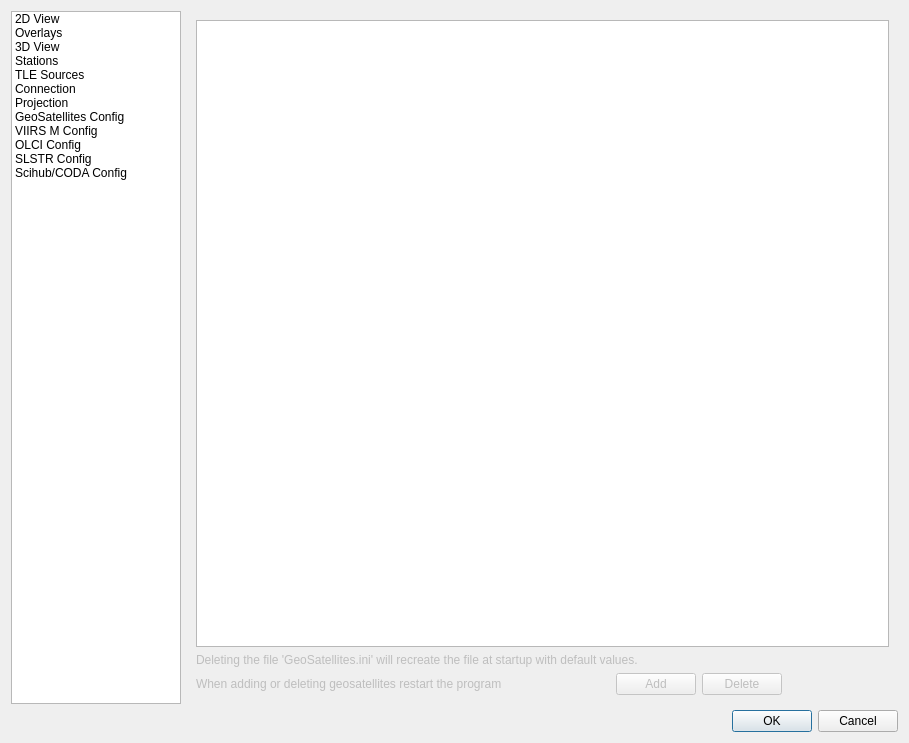
Above: core/dialogpreferences.ui from hvanruys/EUMETCastView before the change. Below: the same form after it.
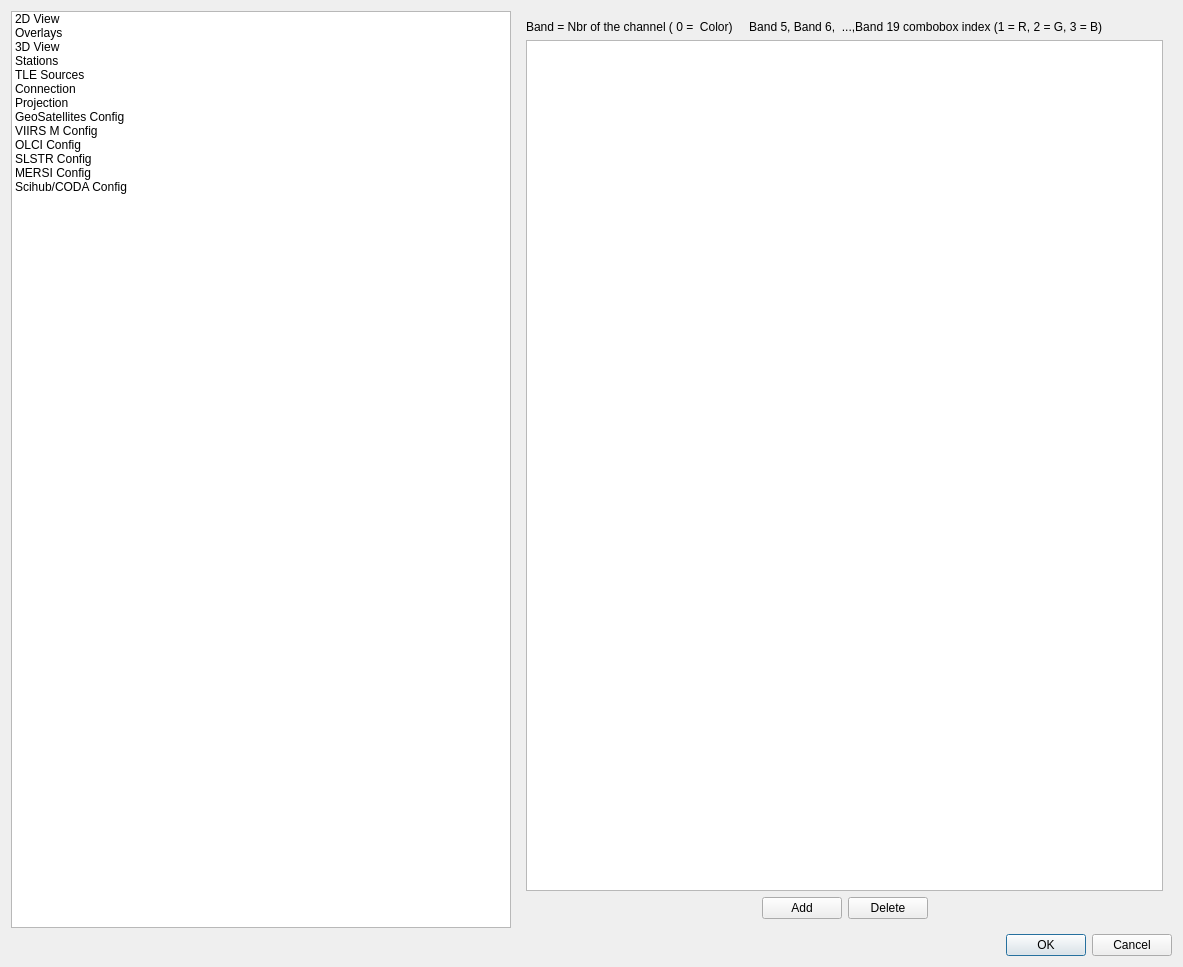
That is the form after the change. Icons and pictures are not drawn.

Commit message: Added MERSI image support for FY-3D

The edit to the form file:
```diff
--- a/core/dialogpreferences.ui
+++ b/core/dialogpreferences.ui
@@ -6,8 +6,8 @@
    <rect>
     <x>0</x>
     <y>0</y>
-    <width>909</width>
-    <height>743</height>
+    <width>1183</width>
+    <height>967</height>
    </rect>
   </property>
   <property name="windowTitle">
@@ -19,14 +19,14 @@
      <item>
       <widget class="QListWidget" name="listWidget">
        <property name="sizePolicy">
-        <sizepolicy hsizetype="Expanding" vsizetype="Expanding">
+        <sizepolicy hsizetype="MinimumExpanding" vsizetype="Expanding">
          <horstretch>1</horstretch>
          <verstretch>0</verstretch>
         </sizepolicy>
        </property>
        <property name="maximumSize">
         <size>
-         <width>170</width>
+         <width>500</width>
          <height>16777215</height>
         </size>
        </property>
@@ -144,6 +144,15 @@
           <normaloff>:/icons/icons/satellite_48x48.png</normaloff>:/icons/icons/satellite_48x48.png</iconset>
         </property>
        </item>
+       <item>
+        <property name="text">
+         <string>MERSI Config</string>
+        </property>
+        <property name="icon">
+         <iconset resource="EUMETCastView.qrc">
+          <normaloff>:/icons/icons/satellite_48x48.png</normaloff>:/icons/icons/satellite_48x48.png</iconset>
+        </property>
+       </item>
        <item>
         <property name="text">
          <string>Scihub/CODA Config</string>
@@ -158,7 +167,7 @@
      <item>
       <widget class="QStackedWidget" name="stackedWidget">
        <property name="currentIndex">
-        <number>7</number>
+        <number>11</number>
        </property>
        <widget class="QWidget" name="page2D">
         <property name="layoutDirection">
@@ -1966,6 +1975,64 @@
          </item>
         </layout>
        </widget>
+       <widget class="QWidget" name="pageMERSIConfig">
+        <layout class="QVBoxLayout" name="verticalLayout_23">
+         <item>
+          <widget class="QLabel" name="label_25">
+           <property name="text">
+            <string>Band = Nbr of the channel ( 0 =  Color)     Band 5, Band 6,  ...,Band 19 combobox index (1 = R, 2 = G, 3 = B)</string>
+           </property>
+          </widget>
+         </item>
+         <item>
+          <widget class="QTableView" name="tbvMERSIConfig"/>
+         </item>
+         <item>
+          <layout class="QHBoxLayout" name="horizontalLayout_28">
+           <item>
+            <spacer name="horizontalSpacer_23">
+             <property name="orientation">
+              <enum>Qt::Horizontal</enum>
+             </property>
+             <property name="sizeHint" stdset="0">
+              <size>
+               <width>40</width>
+               <height>20</height>
+              </size>
+             </property>
+            </spacer>
+           </item>
+           <item>
+            <widget class="QPushButton" name="btnAddMERSIConfig">
+             <property name="text">
+              <string>Add</string>
+             </property>
+            </widget>
+           </item>
+           <item>
+            <widget class="QPushButton" name="btnDeleteMERSIConfig">
+             <property name="text">
+              <string>Delete</string>
+             </property>
+            </widget>
+           </item>
+           <item>
+            <spacer name="horizontalSpacer_24">
+             <property name="orientation">
+              <enum>Qt::Horizontal</enum>
+             </property>
+             <property name="sizeHint" stdset="0">
+              <size>
+               <width>40</width>
+               <height>20</height>
+              </size>
+             </property>
+            </spacer>
+           </item>
+          </layout>
+         </item>
+        </layout>
+       </widget>
        <widget class="QWidget" name="pageScihubCodaConfig">
         <layout class="QVBoxLayout" name="verticalLayout_21">
          <item>
```
The commit also changes 42 other files.
